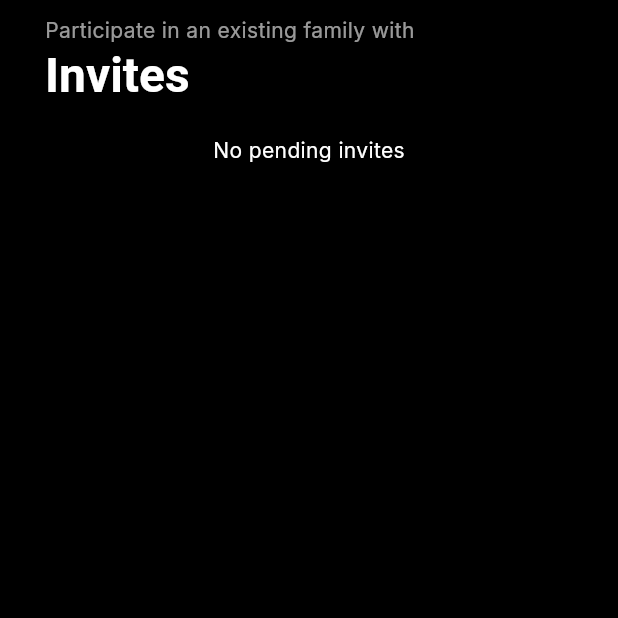
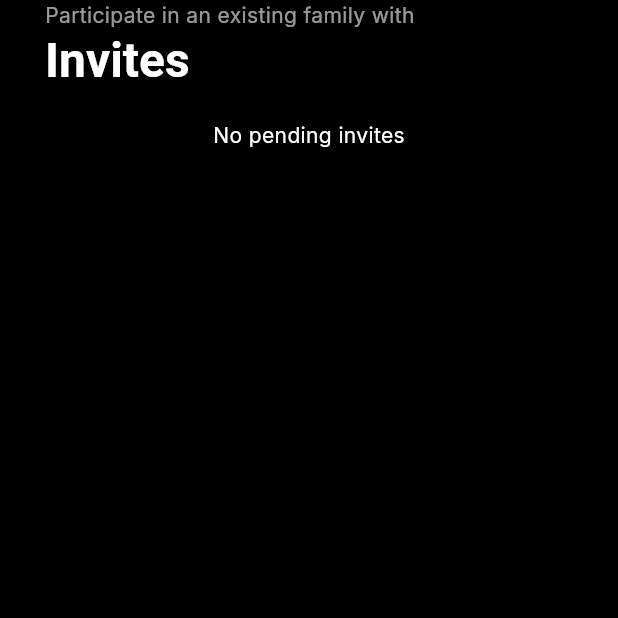
Before and after one commit to omatheusolegario/econance-app, a Flutter app: the InvitePage screen opened directly, on a phone screen of 412 x 824 dp, the top half of it. Run offline on Flutter 3.47's test engine with Material 3 defaults, Android fonts, the phone set to English and light mode, and no system bars; our stand-ins replace camera, carousel_slider, cloud_firestore, firebase_auth, firebase_core, fl_chart and 8 more; missing offline and left inert: photo_manager; accounts and stored records are empty; network calls fail.

Commit message:
- Finished implementing family - Family has:   - Screen manager   - Navbar   - Home   - Create   - Invite   - Role manager   - AI insights   - Admins can see and manage other members data

```diff
--- a/lib/cards/account_card.dart
+++ b/lib/cards/account_card.dart
@@ -145,7 +145,7 @@ class AccountCard extends StatelessWidget {
       contentPadding: EdgeInsets.zero,
       leading: const Icon(Icons.family_restroom, color: Colors.white),
       title: const Text("Family Space", style: TextStyle(color: Colors.white)),
-      onTap: () => Navigator.push(ctx, MaterialPageRoute(builder: (context) => FamilySpacePage())),
+      onTap: () => Navigator.push(ctx, MaterialPageRoute(builder: (context) => FamilyMainScreenPage())),
       trailing: Container(
         padding: const EdgeInsets.symmetric(horizontal: 8, vertical: 2),
         decoration: BoxDecoration(
--- a/lib/features/family/family_ai_insights.dart
+++ b/lib/features/family/family_ai_insights.dart
@@ -151,7 +151,7 @@ class _FamilyAIInsightsPageState extends State<FamilyAIInsightsPage> {
     final theme = Theme.of(context);
     return Scaffold(
       body: Padding(
-        padding: const EdgeInsets.symmetric(vertical: 10, horizontal: 30.0),
+        padding: const EdgeInsets.symmetric(vertical: 0, horizontal: 30.0),
         child: Column(
           crossAxisAlignment: CrossAxisAlignment.start,
           children: [
--- a/lib/features/family/family_create.dart
+++ b/lib/features/family/family_create.dart
@@ -2,7 +2,7 @@ import 'package:econance/features/family/family_main_screen.dart';
 import 'package:flutter/material.dart';
 
 import '../../services/family_service.dart';
-import 'invites_panel.dart';
+import 'user_invites_list.dart';
 
 class FamilyCreatePage extends StatefulWidget {
   final String? familyId;
@@ -67,7 +67,7 @@ class _FamilyCreatePageState extends State<FamilyCreatePage> {
         _familyId = fId;
         _role = "admin";
       });
-      Navigator.pushReplacement(context,MaterialPageRoute(builder: (ctx) => FamilySpacePage()));
+      Navigator.pushReplacement(context,MaterialPageRoute(builder: (ctx) => FamilyMainScreenPage()));
 
     } else if (ok == true && controller.text.trim() == ''){
       ScaffoldMessenger.of(
@@ -81,7 +81,7 @@ class _FamilyCreatePageState extends State<FamilyCreatePage> {
     final theme = Theme.of(context);
     return Scaffold(
         body: Padding(
-        padding: const EdgeInsets.symmetric(horizontal: 30, vertical: 10),
+        padding: const EdgeInsets.symmetric(horizontal: 30, vertical: 0),
         child: Column(
           crossAxisAlignment: CrossAxisAlignment.start,
           children: [
--- a/lib/features/family/family_home.dart
+++ b/lib/features/family/family_home.dart
@@ -26,7 +26,7 @@ class _FamilyHomePageState extends State<FamilyHomePage>{
     final theme = Theme.of(context);
     return Scaffold(
     body: Padding(
-      padding: const EdgeInsets.symmetric(horizontal: 30,vertical: 10),
+      padding: const EdgeInsets.symmetric(horizontal: 30,vertical: 0),
       child: Column(
         crossAxisAlignment: CrossAxisAlignment.start,
         children: [
--- a/lib/features/family/invite_page.dart
+++ b/lib/features/family/invite_page.dart
@@ -1,6 +1,6 @@
 import 'package:cloud_firestore/cloud_firestore.dart';
 import 'package:econance/features/family/family_invites_list.dart';
-import 'package:econance/features/family/invites_panel.dart';
+import 'package:econance/features/family/user_invites_list.dart';
 import 'package:firebase_auth/firebase_auth.dart';
 import 'package:flutter/material.dart';
 
@@ -90,7 +90,7 @@ class _InvitePageState extends State<InvitePage> {
 
     return Scaffold(
       body: Padding(
-        padding: const EdgeInsets.symmetric(horizontal: 30, vertical: 10),
+        padding: const EdgeInsets.symmetric(horizontal: 30, vertical: 0),
         child: Column(
           crossAxisAlignment: CrossAxisAlignment.start,
           mainAxisAlignment: MainAxisAlignment.spaceBetween,
@@ -121,7 +121,7 @@ class _InvitePageState extends State<InvitePage> {
                 const SizedBox(height: 20),
                 _familyId != null
                     ? FamilyInvitesList(familyId: _familyId!, role: _role!,)
-                    : InvitesList(),
+                    : UserInvitesList(),
               ],
             ),
 
--- a/lib/features/family/invites_panel.dart
+++ b/lib/features/family/user_invites_list.dart
@@ -5,10 +5,10 @@ import 'package:firebase_auth/firebase_auth.dart';
 
 import 'family_main_screen.dart';
 
-class InvitesList extends StatelessWidget {
+class UserInvitesList extends StatelessWidget {
   final FamilyService _familyService = FamilyService();
 
-  InvitesList({super.key});
+  UserInvitesList({super.key});
 
   @override
   Widget build(BuildContext context) {
@@ -68,7 +68,7 @@ class InvitesList extends StatelessWidget {
                               true,
                             );
                             if (context.mounted) {
-                              Navigator.pushReplacement(context, MaterialPageRoute(builder: (ctx) => FamilySpacePage()));
+                              Navigator.pushReplacement(context, MaterialPageRoute(builder: (ctx) => FamilyMainScreenPage()));
                               ScaffoldMessenger.of(context).showSnackBar(
                                 const SnackBar(
                                   content: Text(
```
Also changed, not shown: lib/features/family/family_main_screen.dart (+6 -5 lines), lib/features/family/member_card.dart (+23 -27 lines).
